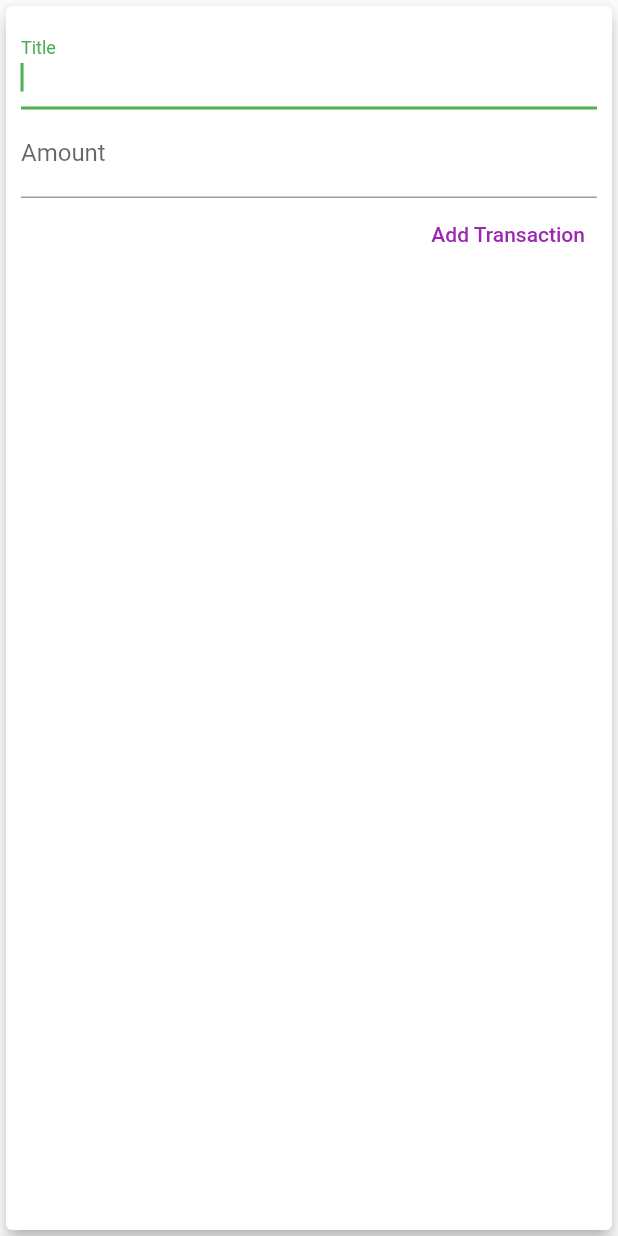
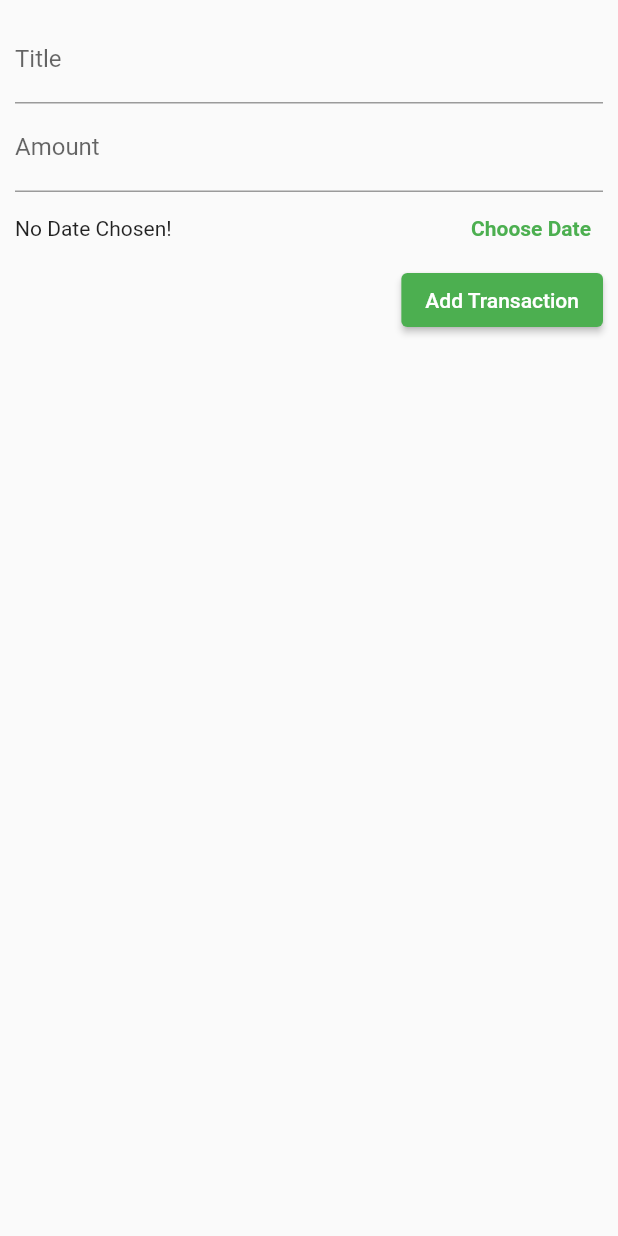
Before and after one commit to ranjeetrocky/fluttermax_expence_tracker, a Flutter app: the NewTransaction widget shown alone on an empty page, opened directly with empty values, after a tap on "Add Transaction", on a phone screen of 412 x 824 dp. Run offline on Flutter 3.47's test engine with Material 2 defaults, Android fonts, the phone set to English and light mode, and no system bars.

Commit message:
added Date Picker

```diff
--- a/lib/widgets/new_transaction.dart
+++ b/lib/widgets/new_transaction.dart
@@ -1,4 +1,5 @@
 import 'package:flutter/material.dart';
+import 'package:intl/intl.dart';
 
 class NewTransaction extends StatefulWidget {
   final Function addTx;
@@ -10,37 +11,52 @@ class NewTransaction extends StatefulWidget {
 
 class _NewTransactionState extends State<NewTransaction> {
   // String? titleInput, amountInput;
-  final titleController = TextEditingController();
+  final _titleController = TextEditingController();
 
-  final amountController = TextEditingController();
+  final _amountController = TextEditingController();
+  DateTime? _selectedDate;
 
-  void submitData() {
-    if (titleController.text.isEmpty ||
-        double.parse(amountController.text) <= 0) {
+  void _submitData() {
+    if (_titleController.text.isEmpty ||
+        double.parse(_amountController.text) <= 0) {
       return;
     }
     widget.addTx(
-      title: titleController.text,
-      amount: double.parse(amountController.text),
+      title: _titleController.text,
+      amount: double.parse(_amountController.text),
     );
     Navigator.of(context).pop();
+  }
+
+  void _showDatePicker() {
+    showDatePicker(
+            context: context,
+            initialDate: DateTime.now(),
+            firstDate: DateTime(DateTime.now().year),
+            lastDate: DateTime.now())
+        .then((pickedDate) {
+      if (pickedDate == null) {
+        return;
+      } else {
+        setState(() {
+          _selectedDate = pickedDate;
+        });
+      }
+    });
   }
 
   final focus = FocusNode();
 
   @override
   Widget build(BuildContext context) {
-    return Card(
-      elevation: 5,
-      child: Container(
+    return Container(
       padding: EdgeInsets.all(10),
       child: Column(
         crossAxisAlignment: CrossAxisAlignment.end,
         children: [
           TextField(
             decoration: InputDecoration(labelText: "Title"),
-              controller: titleController,
-              autofocus: true,
+            controller: _titleController,
             onSubmitted: (_) => FocusScope.of(context).requestFocus(focus),
 
             // onChanged: (value) {
@@ -50,24 +66,36 @@ class _NewTransactionState extends State<NewTransaction> {
           ),
           TextField(
             decoration: InputDecoration(labelText: "Amount"),
-              controller: amountController,
+            controller: _amountController,
             keyboardType: TextInputType.number,
-              onSubmitted: (_) => submitData(),
+            onSubmitted: (_) => _submitData(),
             focusNode: focus,
             // onChanged: (value) {
             //   // print(value);
             //   amountInput = value;
             // },
           ),
+          Row(
+            children: [
+              Expanded(
+                child: Text(_selectedDate == null
+                    ? 'No Date Chosen!'
+                    : 'Picked Date : ${DateFormat('dd/MM/yyyy').format(_selectedDate as DateTime)}'),
+              ),
               TextButton(
-              style: ButtonStyle(
-                  foregroundColor: MaterialStateProperty.all(Colors.purple),
-                  shadowColor: MaterialStateProperty.all(Colors.purple)),
-              child: Text('Add Transaction'),
-              onPressed: submitData,
+                onPressed: _showDatePicker,
+                child: const Text(
+                  'Choose Date',
+                  style: TextStyle(fontWeight: FontWeight.bold),
+                ),
               )
             ],
           ),
+          ElevatedButton(
+            child: Text('Add Transaction'),
+            onPressed: _submitData,
+          )
+        ],
       ),
     );
   }
```
Also changed, not shown: lib/main.dart (+12 -12 lines). Lines whose indentation alone changed are shown as unchanged.
